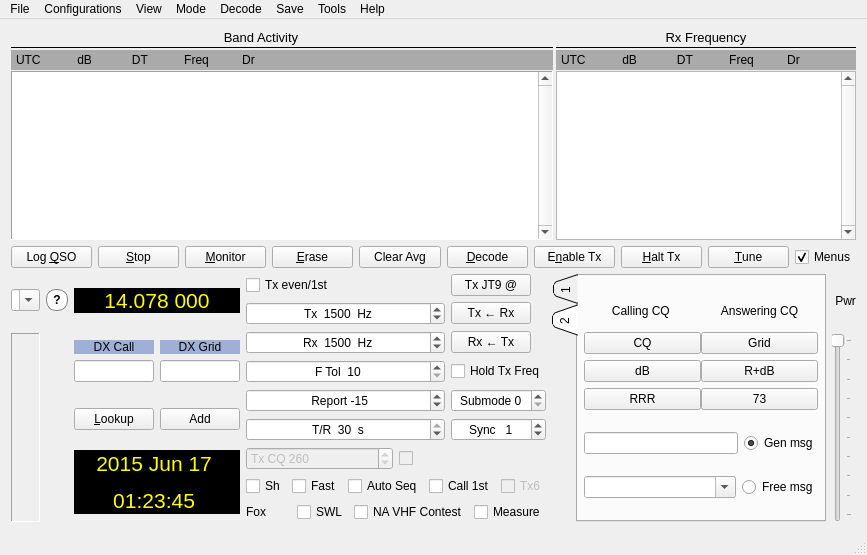
Above: mainwindow.ui from saitohirga/WSJT-X before the change. Below: the same form after it.
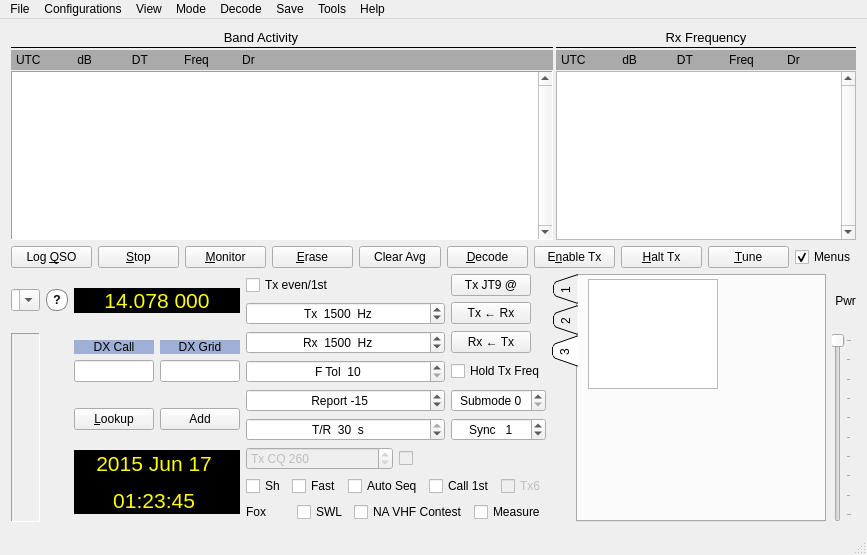
That is the form after the change. Custom widgets are drawn as their Qt base class.

Commit message: Resuming work on the Fox GUI.

```diff
--- a/mainwindow.ui
+++ b/mainwindow.ui
@@ -1043,7 +1043,7 @@
                   <enum>QTabWidget::Triangular</enum>
                  </property>
                  <property name="currentIndex">
-                  <number>1</number>
+                  <number>2</number>
                  </property>
                  <widget class="QWidget" name="tab">
                   <attribute name="title">
@@ -1612,6 +1612,21 @@
                    </item>
                   </layout>
                  </widget>
+                 <widget class="QWidget" name="tab_3">
+                  <attribute name="title">
+                   <string>3</string>
+                  </attribute>
+                  <widget class="DisplayText" name="textBrowser3">
+                   <property name="geometry">
+                    <rect>
+                     <x>10</x>
+                     <y>3</y>
+                     <width>130</width>
+                     <height>110</height>
+                    </rect>
+                   </property>
+                  </widget>
+                 </widget>
                 </widget>
                </item>
               </layout>
```
The commit also changes 2 other files.
